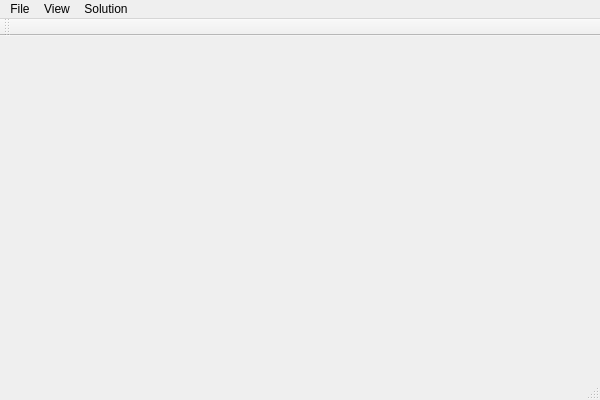
The window that src/mainwindow.ui (TrubArt/NonogrammQt) describes before a commit, drawn with Qt 5.
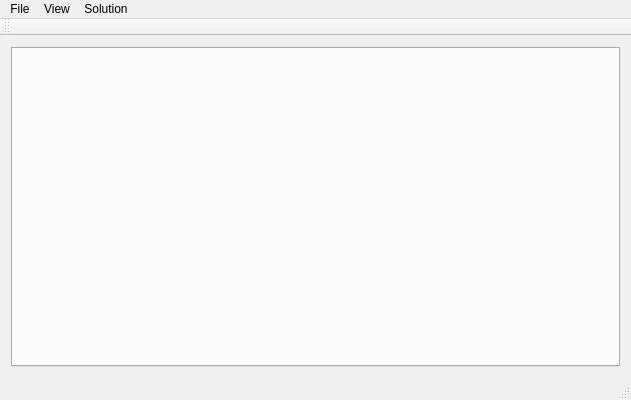
The same window after the commit.

```diff
--- a/src/mainwindow.ui
+++ b/src/mainwindow.ui
@@ -6,7 +6,7 @@
    <rect>
     <x>0</x>
     <y>0</y>
-    <width>600</width>
+    <width>631</width>
     <height>400</height>
    </rect>
   </property>
@@ -14,14 +14,40 @@
    <string>mainwindow</string>
   </property>
   <widget class="QWidget" name="centralWidget">
-   <layout class="QGridLayout" name="gridLayout"/>
+   <layout class="QGridLayout" name="gridLayout">
+    <item row="0" column="0">
+     <widget class="QTabWidget" name="leftTab">
+      <property name="sizePolicy">
+       <sizepolicy hsizetype="Preferred" vsizetype="Expanding">
+        <horstretch>0</horstretch>
+        <verstretch>0</verstretch>
+       </sizepolicy>
+      </property>
+      <property name="tabPosition">
+       <enum>QTabWidget::TabPosition::West</enum>
+      </property>
+      <property name="tabShape">
+       <enum>QTabWidget::TabShape::Rounded</enum>
+      </property>
+      <property name="currentIndex">
+       <number>-1</number>
+      </property>
+      <property name="movable">
+       <bool>true</bool>
+      </property>
+      <property name="tabBarAutoHide">
+       <bool>false</bool>
+      </property>
+     </widget>
+    </item>
+   </layout>
   </widget>
   <widget class="QMenuBar" name="menuBar">
    <property name="geometry">
     <rect>
      <x>0</x>
      <y>0</y>
-     <width>600</width>
+     <width>631</width>
      <height>26</height>
     </rect>
    </property>
```
